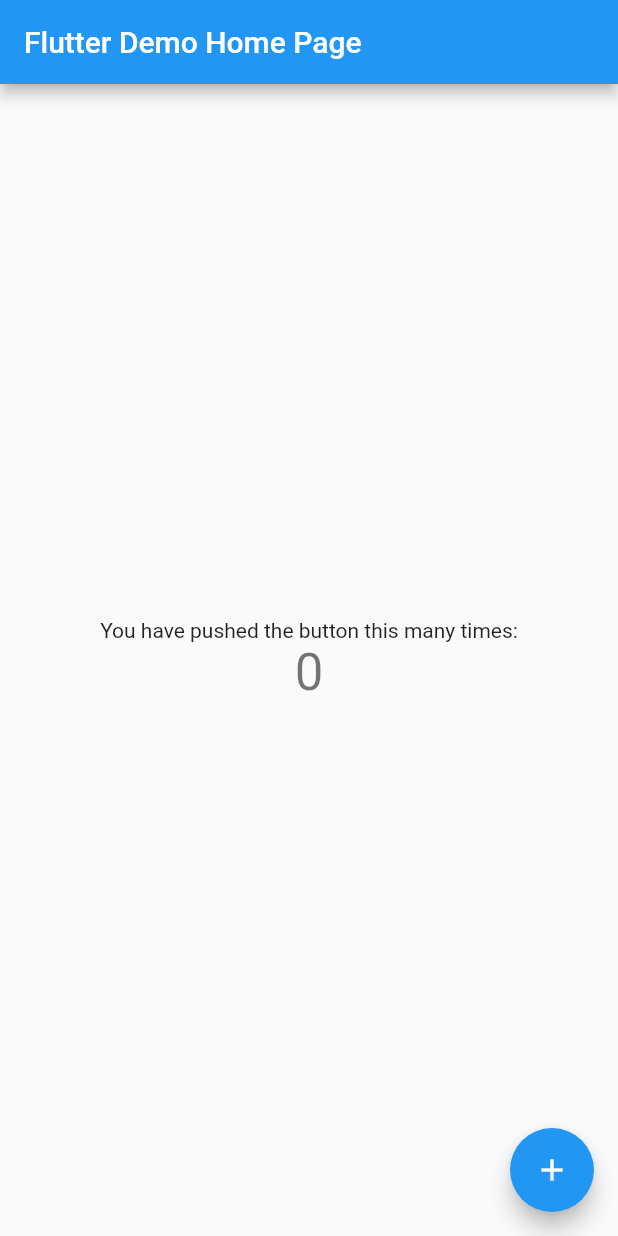
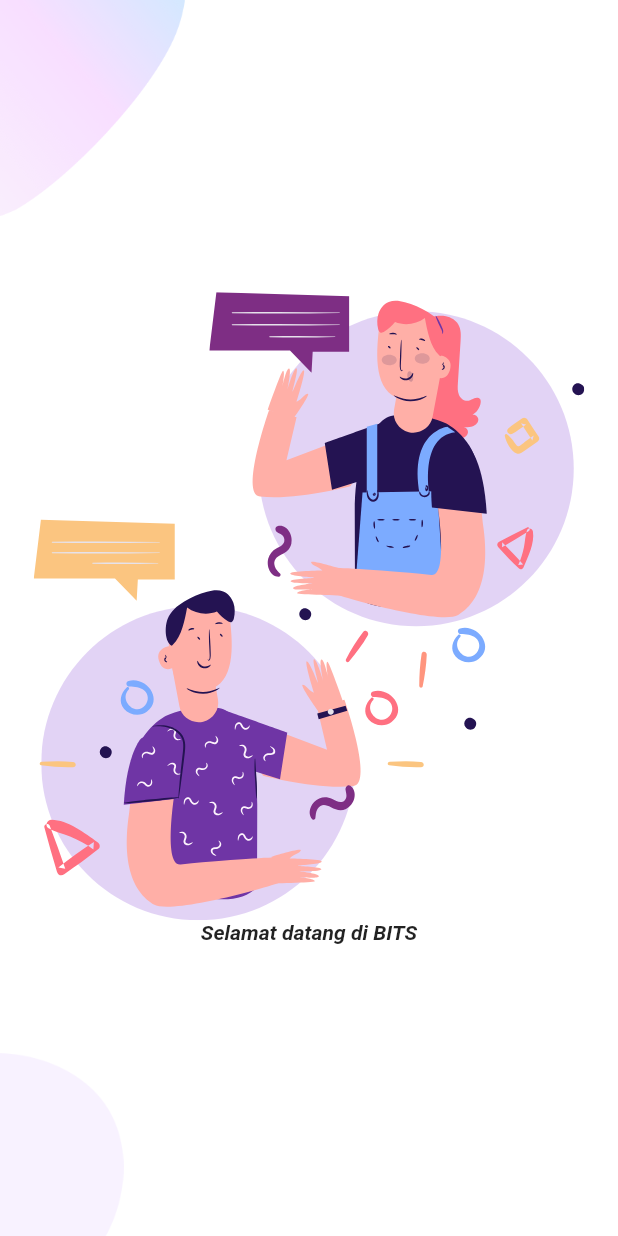
Before and after one commit to rezaikhlasul/tugas-aspk, a Flutter app: the screen it shows after launch, on a phone screen of 412 x 824 dp. Run offline on Flutter 3.47's test engine with Material 2 defaults, Android fonts, the phone set to English and light mode, and no system bars; our stand-ins replace flutter_svg.

Commit message:
coba membuat welcome screen

```diff
--- /dev/null
+++ b/lib/Screens/Welcome/components/background.dart
@@ -0,0 +1,40 @@
+import 'package:flutter/material.dart';
+
+class Background extends StatelessWidget {
+  final Widget child;
+  const Background({
+    Key key,
+    @required this.child,
+  }) : super(key: key);
+
+  @override
+  Widget build(BuildContext context) {
+    Size size = MediaQuery.of(context).size; // provides total size of screen
+    return Container(
+      height: size.height,
+      width: double.infinity,
+      child: Stack(
+        alignment: Alignment.center,
+        children: <Widget>[
+          Positioned(
+            top: 0,
+            left: 0,
+            child: Image.asset(
+              "assets/images/main_top.png",
+              width: size.width * 0.3,
+            ),
+          ),
+          Positioned(
+            bottom: 0,
+            left: 0,
+            child: Image.asset(
+              "assets/images/main_bottom.png",
+              width: size.width * 0.2,
+            ),
+          ),
+          child,
+        ],
+      ),
+    );
+  }
+}
--- /dev/null
+++ b/lib/Screens/Welcome/components/body.dart
@@ -0,0 +1,24 @@
+import 'package:bits/Screens/Welcome/components/background.dart';
+import 'package:flutter/material.dart';
+import 'package:flutter_svg/flutter_svg.dart';
+
+class Body extends StatelessWidget {
+  @override
+  Widget build(BuildContext context) {
+    Size size = MediaQuery.of(context).size; // provides total size of screen
+
+    return Background(
+      child: Column(
+        mainAxisAlignment: MainAxisAlignment.center,
+        children: <Widget>[
+          SvgPicture.asset("assets/icons/chat.svg"),
+          Text(
+            "Selamat datang di BITS",
+            style: TextStyle(
+                fontWeight: FontWeight.bold, fontStyle: FontStyle.italic),
+          ),
+        ],
+      ),
+    );
+  }
+}
--- /dev/null
+++ b/lib/Screens/Welcome/welcome_screen.dart
@@ -0,0 +1,11 @@
+import 'package:bits/Screens/Welcome/components/body.dart';
+import 'package:flutter/material.dart';
+
+class WelcomeScreen extends StatelessWidget {
+  @override
+  Widget build(BuildContext context) {
+    return Scaffold(
+      body: Body(),
+    );
+  }
+}
--- /dev/null
+++ b/lib/constants.dart
@@ -0,0 +1,4 @@
+import 'package:flutter/material.dart';
+
+const kPrimaryColor = Color(0xFF6F35A5);
+const kPrimaryLightColor = Color(0xFFF1E6FF);
--- a/lib/main.dart
+++ b/lib/main.dart
@@ -1,3 +1,5 @@
+import 'package:bits/Screens/Welcome/welcome_screen.dart';
+import 'package:bits/constants.dart';
 import 'package:flutter/material.dart';
 
 void main() {
@@ -9,105 +11,13 @@ class MyApp extends StatelessWidget {
   @override
   Widget build(BuildContext context) {
     return MaterialApp(
-      title: 'Flutter Demo',
+      debugShowCheckedModeBanner: false,
+      title: 'BITS',
       theme: ThemeData(
-        // This is the theme of your application.
-        //
-        // Try running your application with "flutter run". You'll see the
-        // application has a blue toolbar. Then, without quitting the app, try
-        // changing the primarySwatch below to Colors.green and then invoke
-        // "hot reload" (press "r" in the console where you ran "flutter run",
-        // or simply save your changes to "hot reload" in a Flutter IDE).
-        // Notice that the counter didn't reset back to zero; the application
-        // is not restarted.
-        primarySwatch: Colors.blue,
+        primaryColor: kPrimaryColor,
+        scaffoldBackgroundColor: Colors.white,
       ),
-      home: MyHomePage(title: 'Flutter Demo Home Page'),
+      home: WelcomeScreen(),
     );
   }
 }
-
-class MyHomePage extends StatefulWidget {
-  MyHomePage({Key key, this.title}) : super(key: key);
-
-  // This widget is the home page of your application. It is stateful, meaning
-  // that it has a State object (defined below) that contains fields that affect
-  // how it looks.
-
-  // This class is the configuration for the state. It holds the values (in this
-  // case the title) provided by the parent (in this case the App widget) and
-  // used by the build method of the State. Fields in a Widget subclass are
-  // always marked "final".
-
-  final String title;
-
-  @override
-  _MyHomePageState createState() => _MyHomePageState();
-}
-
-class _MyHomePageState extends State<MyHomePage> {
-  int _counter = 0;
-
-  void _incrementCounter() {
-    setState(() {
-      // This call to setState tells the Flutter framework that something has
-      // changed in this State, which causes it to rerun the build method below
-      // so that the display can reflect the updated values. If we changed
-      // _counter without calling setState(), then the build method would not be
-      // called again, and so nothing would appear to happen.
-      _counter++;
-    });
-  }
-
-  @override
-  Widget build(BuildContext context) {
-    // This method is rerun every time setState is called, for instance as done
-    // by the _incrementCounter method above.
-    //
-    // The Flutter framework has been optimized to make rerunning build methods
-    // fast, so that you can just rebuild anything that needs updating rather
-    // than having to individually change instances of widgets.
-    return Scaffold(
-      appBar: AppBar(
-        // Here we take the value from the MyHomePage object that was created by
-        // the App.build method, and use it to set our appbar title.
-        title: Text(widget.title),
-      ),
-      body: Center(
-        // Center is a layout widget. It takes a single child and positions it
-        // in the middle of the parent.
-        child: Column(
-          // Column is also a layout widget. It takes a list of children and
-          // arranges them vertically. By default, it sizes itself to fit its
-          // children horizontally, and tries to be as tall as its parent.
-          //
-          // Invoke "debug painting" (press "p" in the console, choose the
-          // "Toggle Debug Paint" action from the Flutter Inspector in Android
-          // Studio, or the "Toggle Debug Paint" command in Visual Studio Code)
-          // to see the wireframe for each widget.
-          //
-          // Column has various properties to control how it sizes itself and
-          // how it positions its children. Here we use mainAxisAlignment to
-          // center the children vertically; the main axis here is the vertical
-          // axis because Columns are vertical (the cross axis would be
-          // horizontal).
-          mainAxisAlignment: MainAxisAlignment.center,
-          children: <Widget>[
-            Text(
-              'You have pushed the button this many times:',
-            ),
-            Text(
-              '$_counter',
-              style: Theme.of(context).textTheme.headline4,
-            ),
-          ],
-        ),
-      ),
-      floatingActionButton: FloatingActionButton(
-        onPressed: _incrementCounter,
-        tooltip: 'Increment',
-        child: Icon(Icons.add),
-      ), // This trailing comma makes auto-formatting nicer for build methods.
-    );
-  }
-}
```
Also changed, not shown: pubspec.yaml (+6 -6 lines), pubspec.lock.
